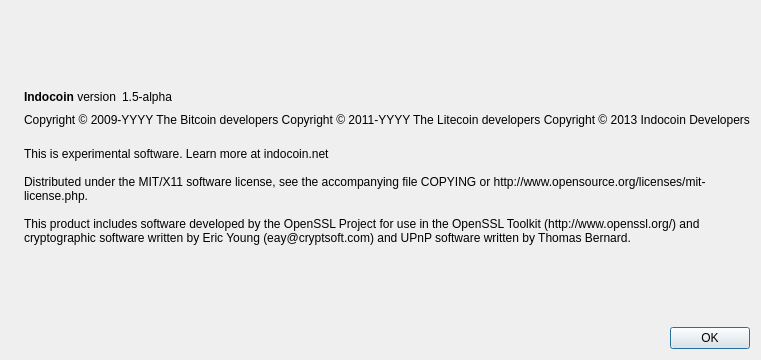
weenfan/Kratom, file src/qt/forms/aboutdialog.ui: the form before one commit.
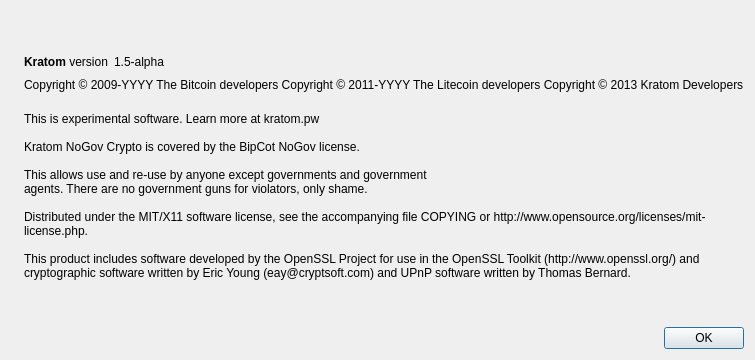
The form after the commit. Icons and pictures are not drawn.

The edit to the form file:
```diff
--- a/src/qt/forms/aboutdialog.ui
+++ b/src/qt/forms/aboutdialog.ui
@@ -50,7 +50,7 @@
           <cursorShape>IBeamCursor</cursorShape>
          </property>
          <property name="text">
-          <string>&lt;b&gt;Indocoin&lt;/b&gt; version</string>
+          <string>&lt;b&gt;Kratom&lt;/b&gt; version</string>
          </property>
          <property name="textInteractionFlags">
           <set>Qt::LinksAccessibleByMouse|Qt::TextSelectableByKeyboard|Qt::TextSelectableByMouse</set>
@@ -93,7 +93,7 @@
        <property name="text">
         <string notr="true">Copyright &amp;copy; 2009-YYYY The Bitcoin developers
 Copyright &amp;copy; 2011-YYYY The Litecoin developers
-Copyright &amp;copy; 2013 Indocoin Developers</string>
+Copyright &amp;copy; 2013 Kratom Developers</string>
        </property>
        <property name="textFormat">
         <enum>Qt::RichText</enum>
@@ -110,7 +110,12 @@
        </property>
        <property name="text">
         <string>
-This is experimental software. Learn more at indocoin.net
+This is experimental software. Learn more at kratom.pw
+
+Kratom NoGov Crypto is covered by the BipCot NoGov license.
+
+This allows use and re-use by anyone except governments and government
+agents. There are no government guns for violators, only shame.
 
 Distributed under the MIT/X11 software license, see the accompanying file COPYING or http://www.opensource.org/licenses/mit-license.php.
 
```
Left out of the diff: 2 changed lines with no effect on the pictures.
